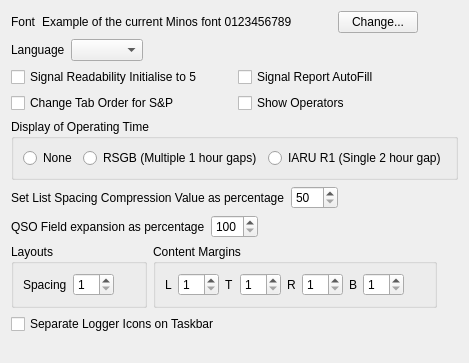
Above: mqt/MqtLogger/DisplayOptions.ui from Rsclub22/Minos2-Mirror before the change. Below: the same form after it.
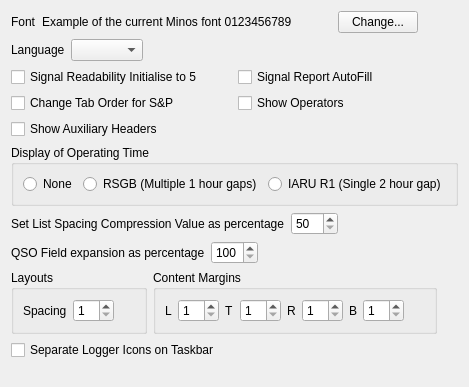
That is the form after the change.

Commit message: Tighten up sizes in aux frames, and allow header to be removed

```diff
--- a/mqt/MqtLogger/DisplayOptions.ui
+++ b/mqt/MqtLogger/DisplayOptions.ui
@@ -6,8 +6,8 @@
    <rect>
     <x>0</x>
     <y>0</y>
-    <width>429</width>
-    <height>363</height>
+    <width>457</width>
+    <height>387</height>
    </rect>
   </property>
   <property name="windowTitle">
@@ -136,6 +136,13 @@
      </item>
     </layout>
    </item>
+   <item>
+    <widget class="QCheckBox" name="ShowAuxHeadersCheckBox">
+     <property name="text">
+      <string>Show Auxiliary Headers</string>
+     </property>
+    </widget>
+   </item>
    <item>
     <widget class="QGroupBox" name="groupBox_3">
      <property name="title">
```
The commit also changes 10 other files.
